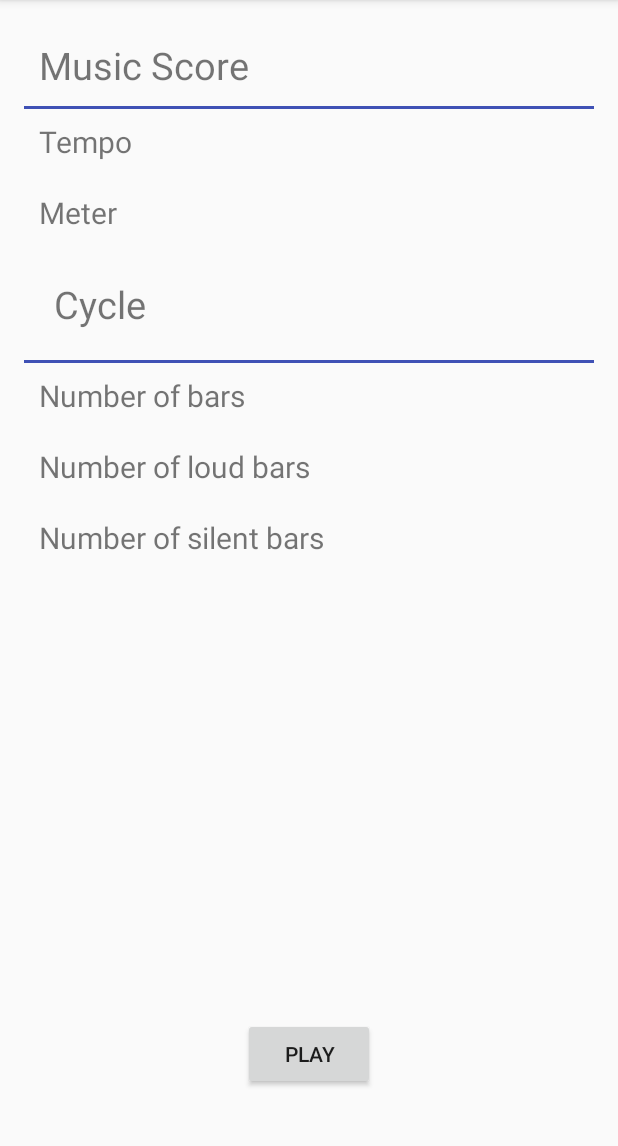
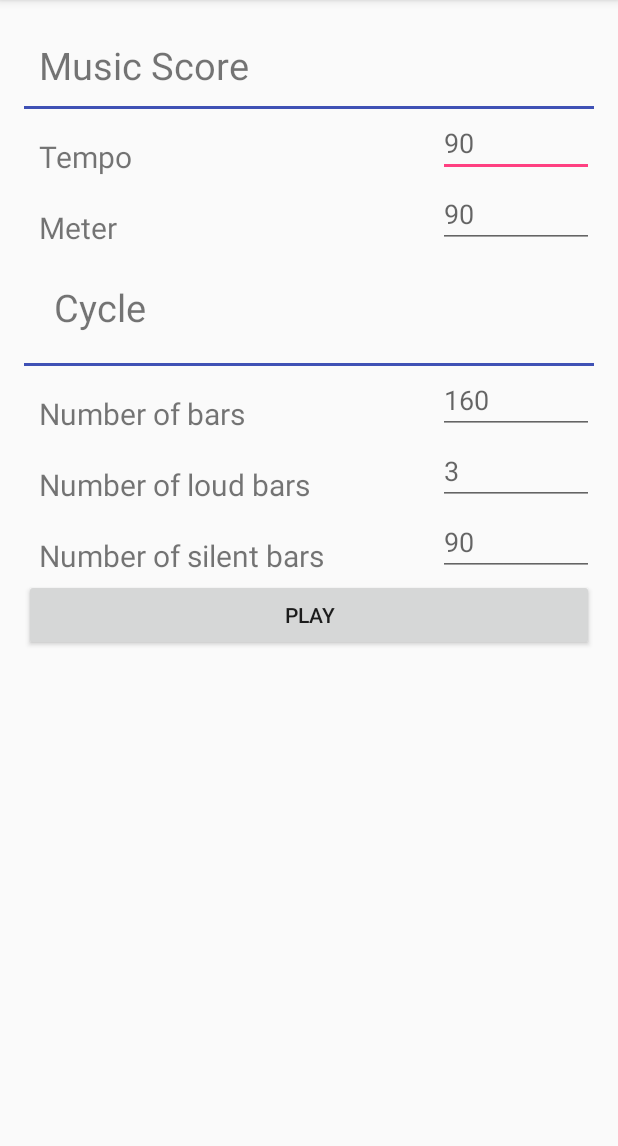
Before and after one commit to IreAlMar/PocketRhythmTrainer, an Android app: the screen it shows after launch (TempoSettings), on a phone screen of 412 x 824 dp, the part 84-1230 px from its top. Run offline under Robolectric (Android 15) with nearby library versions, the light colour scheme and no system bars.

Commit message:
Show settings window

```diff
--- a/app/src/main/res/layout/activity_tempo_settings.xml
+++ b/app/src/main/res/layout/activity_tempo_settings.xml
@@ -1,5 +1,5 @@
 <?xml version="1.0" encoding="utf-8"?>
-<RelativeLayout xmlns:android="http://schemas.android.com/apk/res/android"
+<TableLayout xmlns:android="http://schemas.android.com/apk/res/android"
     xmlns:tools="http://schemas.android.com/tools"
     android:layout_width="match_parent"
     android:layout_height="match_parent"
@@ -8,64 +8,113 @@
     android:paddingRight="@dimen/activity_horizontal_margin"
     android:paddingTop="@dimen/activity_vertical_margin"
     tools:context="com.irene.pocketrhythmtrainer.TempoSettings">
-
+    <TableRow>
         <TextView
             android:layout_width="wrap_content"
             android:layout_height="wrap_content"
             android:text="@string/music_score"
             android:id="@+id/text_score"
             android:textSize="@dimen/font_size_title"
-        android:layout_margin="@dimen/margin_element"/>
+            android:layout_margin="@dimen/margin_element"
+            android:layout_weight="1"/>
+    </TableRow>
+    <TableRow>
         <View
             android:layout_width="match_parent"
             android:layout_height="2dp"
             android:background="@color/colorPrimary"
-        android:layout_below="@id/text_score"/>
+            android:layout_weight="1"/>
+    </TableRow>
+    <TableRow>
         <TextView
             android:layout_width="wrap_content"
             android:layout_height="wrap_content"
             android:text="Tempo"
             android:id="@+id/text_tempo"
-        android:layout_below="@+id/text_score"
             android:textSize="@dimen/font_size_element"
-        android:layout_margin="@dimen/margin_element"/>
+            android:layout_margin="@dimen/margin_element"
+            android:layout_column="0"
+            android:layout_weight="1"/>
+        <EditText
+            android:layout_width="wrap_content"
+            android:layout_height="wrap_content"
+            android:id="@+id/value_tempo"
+            android:hint="90"
+            android:layout_column="1"
+            android:layout_weight="1"/>
+    </TableRow>
+    <TableRow>
         <TextView
             android:layout_width="wrap_content"
             android:layout_height="wrap_content"
             android:text="Meter"
             android:id="@+id/text_meter"
-        android:layout_below="@+id/text_tempo"
             android:textSize="@dimen/font_size_element"
-        android:layout_margin="@dimen/margin_element"/>
+            android:layout_margin="@dimen/margin_element"
+            android:layout_weight="1"/>
+        <EditText
+            android:layout_width="wrap_content"
+            android:layout_height="wrap_content"
+            android:id="@+id/value_meter"
+            android:hint="90"
+            android:layout_column="1"
+            android:layout_weight="1"/>
+    </TableRow>
+
+    <TableRow>
         <TextView
             android:layout_width="wrap_content"
             android:layout_height="wrap_content"
             android:text="Cycle"
             android:id="@+id/text_cycle"
-        android:layout_below="@+id/text_meter"
             android:textSize="@dimen/font_size_title"
-        android:layout_margin="@dimen/font_size_element"/>
+            android:layout_margin="@dimen/font_size_element"
+            android:layout_weight="1"/>
+    </TableRow>
+    <TableRow>
         <View
             android:layout_width="match_parent"
             android:layout_height="2dp"
             android:background="@color/colorPrimary"
-        android:layout_below="@id/text_cycle"/>
+            android:layout_weight="1"/>
+    </TableRow>
+    <TableRow>
         <TextView
             android:layout_width="wrap_content"
             android:layout_height="wrap_content"
             android:text="@string/text_duration"
             android:id="@+id/text_duration"
-        android:layout_below="@+id/text_cycle"
             android:textSize="@dimen/font_size_element"
-        android:layout_margin="@dimen/margin_element"/>
+            android:layout_margin="@dimen/margin_element"
+            android:layout_column="0"
+            android:layout_weight="1"/>
+        <EditText
+            android:layout_width="wrap_content"
+            android:layout_height="wrap_content"
+            android:id="@+id/value_duration"
+            android:hint="160"
+            android:layout_column="1"
+            android:layout_weight="1"/>
+    </TableRow>
+    <TableRow>
         <TextView
             android:layout_width="wrap_content"
             android:layout_height="wrap_content"
             android:text="@string/text_loud"
             android:id="@+id/text_loud"
-        android:layout_below="@+id/text_duration"
             android:textSize="@dimen/font_size_element"
-        android:layout_margin="@dimen/margin_element"/>
+            android:layout_margin="@dimen/margin_element"
+            android:layout_column="0"
+            android:layout_weight="1"/>
+        <EditText
+            android:layout_width="wrap_content"
+            android:layout_height="wrap_content"
+            android:id="@+id/value_loud"
+            android:hint="3"
+            android:layout_column="1"
+            android:layout_weight="1"/>
+    </TableRow>
+    <TableRow>
         <TextView
             android:layout_width="wrap_content"
             android:layout_height="wrap_content"
@@ -73,7 +122,17 @@
             android:id="@+id/text_silent"
             android:layout_below="@+id/text_loud"
             android:textSize="@dimen/font_size_element"
-        android:layout_margin="@dimen/margin_element"/>
+            android:layout_margin="@dimen/margin_element"
+            android:layout_column="0"
+            android:layout_weight="1"/>
+        <EditText
+            android:layout_width="wrap_content"
+            android:layout_height="wrap_content"
+            android:id="@+id/value_silent"
+            android:hint="90"
+            android:layout_column="1"
+            android:layout_weight="1"/>
+    </TableRow>
     <Button
         android:layout_width="wrap_content"
         android:layout_height="wrap_content"
@@ -81,5 +140,5 @@
         android:id="@+id/buttonPlay"
         android:layout_alignParentBottom="true"
         android:layout_centerHorizontal="true"
-        android:layout_marginBottom="@dimen/font_size_title"/>
-</RelativeLayout>
+        android:layout_marginBottom="@dimen/margin_element"/>
+</TableLayout>
```
Lines whose indentation alone changed are shown as unchanged.
